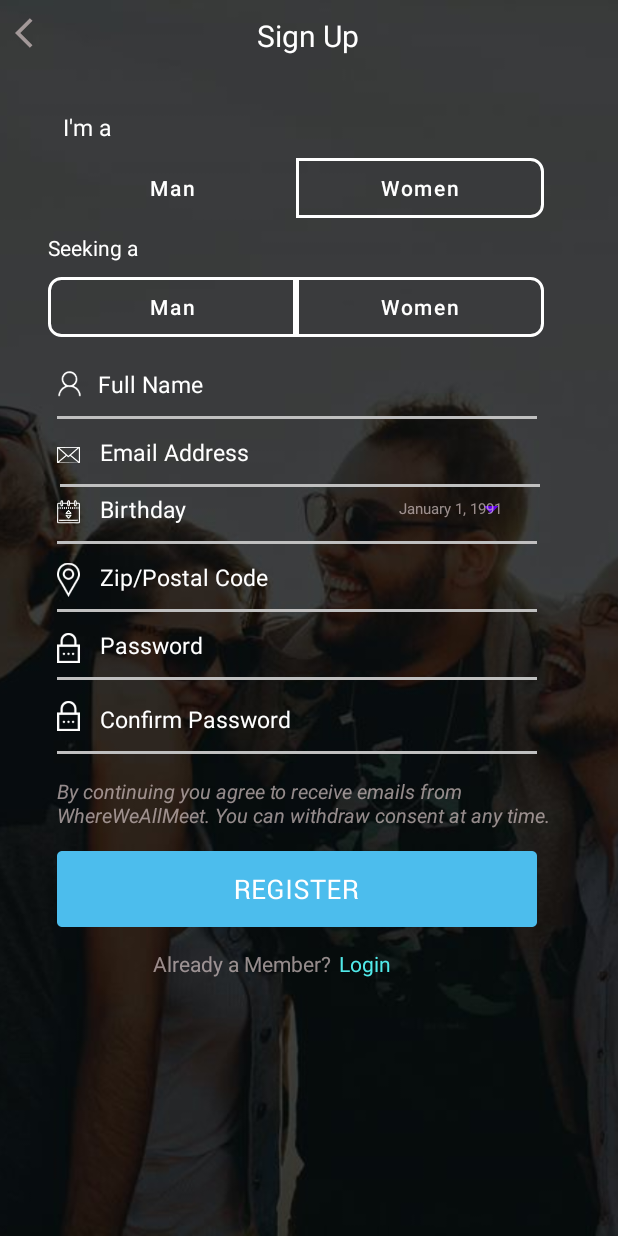
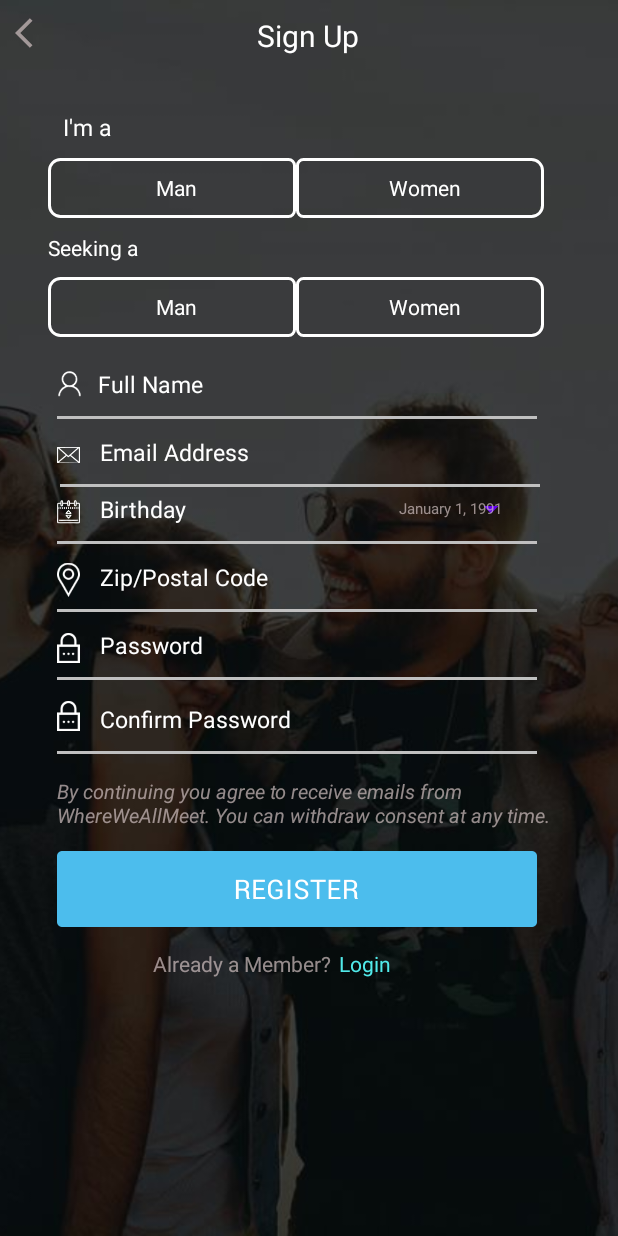
Before and after one commit to yvonneonu/WWAM, an Android app: the layout activity_sign_up.xml on its own in the app's theme, with its tools: preview values and no code run, on a phone screen of 412 x 824 dp. Run offline under Robolectric (Android 15) with nearby library versions, the phone set to English and light mode, and no system bars; Roboto replaces fonts that are not available here.

Commit message:
small reg

```diff
--- a/app/src/main/res/drawable/border.xml
+++ b/app/src/main/res/drawable/border.xml
@@ -1,16 +1,14 @@
 <?xml version="1.0" encoding="utf-8"?>
-<shape xmlns:android="http://schemas.android.com/apk/res/android"> android:shape="rectangle" >
+<shape xmlns:android="http://schemas.android.com/apk/res/android" android:shape="rectangle" >
 
-    <solid
-        android:color="@android:color/transparent"/>
-    <stroke android:width="2dp"
+    <stroke
+        android:width="2dp"
         android:color="@color/white"/>
-    <padding
-        android:color="#F0F3F4" android:bottom="6dp" android:left="6dp" android:right="6dp" android:top="6dp"/>
-
+    <corners android:radius="7dp"/>
+    <padding android:color="#F0F3F4" android:bottom="6dp" android:left="6dp" android:top="6dp"/>
     <corners
         android:color="#F0F3F4"
-        android:bottomLeftRadius="8dp"
-        android:topLeftRadius="8dp"/>
+        android:bottomRightRadius="4dp"
+        android:topRightRadius="4dp"/>
 
 </shape>
--- a/app/src/main/res/drawable/border2.xml
+++ b/app/src/main/res/drawable/border2.xml
@@ -1,15 +1,14 @@
 <?xml version="1.0" encoding="utf-8"?>
-<shape xmlns:android="http://schemas.android.com/apk/res/android">
-    android:shape="rectangle" >
+<shape xmlns:android="http://schemas.android.com/apk/res/android" android:shape="rectangle" >
 
-    <solid
-        android:color="@android:color/transparent"/>
-    <stroke android:width="2dp"
+    <stroke
+        android:width="2dp"
         android:color="@color/white"/>
-    <padding android:color="#F0F3F4" android:bottom="6dp" android:left="6dp" android:right="6dp" android:top="6dp"/>
-
+    <corners android:radius="7dp"/>
+    <padding android:color="#F0F3F4" android:bottom="6dp" android:left="6dp" android:top="6dp"/>
     <corners
         android:color="#F0F3F4"
-        android:bottomRightRadius="8dp"
-        android:topRightRadius="8dp"/>
+        android:bottomLeftRadius="4dp"
+        android:topLeftRadius="4dp"/>
+
 </shape>
--- a/app/src/main/res/layout/activity_sign_up.xml
+++ b/app/src/main/res/layout/activity_sign_up.xml
@@ -64,7 +64,8 @@
             app:layout_constraintStart_toStartOf="@+id/backto"
             app:layout_constraintTop_toBottomOf="@+id/backto" />
 
-        <Button
+        <TextView
+
             android:id="@+id/textView9"
             android:layout_width="165dp"
             android:layout_height="40dp"
@@ -72,26 +73,26 @@
             android:layout_marginLeft="32dp"
             android:layout_marginTop="10dp"
             android:gravity="center"
-            android:onClick="onClick"
+            android:onClick="colorme"
             android:text="Man"
             android:textAllCaps="false"
             android:textColor="@color/white"
-            android:background="@android:color/transparent"
+            android:background="@drawable/border"
             app:layout_constraintStart_toStartOf="parent"
             app:layout_constraintTop_toBottomOf="@+id/textView8" />
 
-        <Button
+        <TextView
             android:id="@+id/editText7"
             android:layout_width="165dp"
             android:layout_height="40dp"
             android:layout_marginEnd="15dp"
             android:layout_marginRight="15dp"
-            android:background="@drawable/border2"
             android:gravity="center"
             android:text="Women"
+            android:onClick="woooo"
             android:textAllCaps="false"
+            android:background="@drawable/border2"
             android:textColor="@color/white"
-            app:backgroundTint="@color/white"
             app:layout_constraintBottom_toBottomOf="@+id/textView9"
             app:layout_constraintEnd_toEndOf="parent"
             app:layout_constraintHorizontal_bias="0.0"
@@ -109,21 +110,21 @@
             app:layout_constraintStart_toStartOf="@+id/textView9"
             app:layout_constraintTop_toBottomOf="@+id/textView9" />
 
-        <Button
+        <TextView
             android:id="@+id/textView12"
             android:layout_width="165dp"
             android:layout_height="40dp"
             android:layout_marginTop="10dp"
-            android:background="@drawable/border"
             android:gravity="center"
             android:text="Man"
+            android:onClick="who"
             android:textAllCaps="false"
             android:textColor="@color/white"
-            app:backgroundTint="@color/white"
+            android:background="@drawable/border"
             app:layout_constraintStart_toStartOf="@+id/editText5"
             app:layout_constraintTop_toBottomOf="@+id/editText5" />
 
-        <Button
+        <TextView
             android:id="@+id/editText6"
             android:layout_width="165dp"
             android:layout_height="40dp"
@@ -132,7 +133,7 @@
             android:text="Women"
             android:textAllCaps="false"
             android:textColor="@color/white"
-            app:backgroundTint="@color/white"
+            android:onClick="sek"
             app:layout_constraintBottom_toBottomOf="@+id/textView12"
             app:layout_constraintEnd_toEndOf="@+id/editText7"
             app:layout_constraintHorizontal_bias="0.0"
@@ -239,7 +240,7 @@
             app:layout_constraintStart_toStartOf="@+id/imageViewe"
             app:layout_constraintTop_toBottomOf="@+id/editText2" />
 
-        <EditText
+        <TextView
             android:id="@+id/editText3"
             android:layout_width="290dp"
             android:layout_height="wrap_content"
@@ -276,7 +277,7 @@
             app:layout_constraintBottom_toBottomOf="@+id/editText3"
             app:layout_constraintEnd_toEndOf="@+id/editText3"
             app:layout_constraintTop_toTopOf="@+id/editText3"
-            android:onClick="openDatePicer"/>
+            android:onClick="openDatePicker"/>
 
         <View
             android:id="@+id/view4"
```
Also changed, not shown: app/src/main/java/com/example/waam/SignUp.java (+60 -47 lines).
